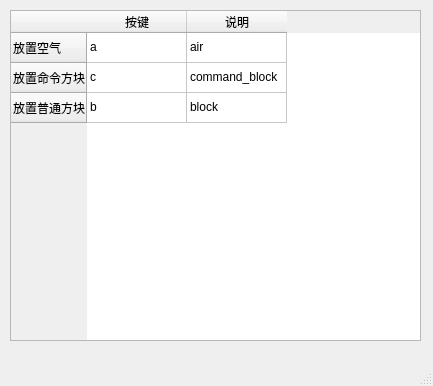
Above: helps_ui.ui from Zao-chen/ZcCommandEditor before the change. Below: the same form after it.
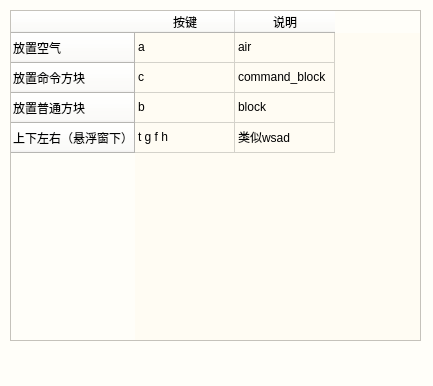
That is the form after the change.

```diff
--- a/helps_ui.ui
+++ b/helps_ui.ui
@@ -13,6 +13,141 @@
   <property name="windowTitle">
    <string>MainWindow</string>
   </property>
+  <property name="styleSheet">
+   <string notr="true">* {
+    background-color: #FFFEF9;
+}
+
+QMenuBar {
+    background-color: #FFFCF3;
+}
+
+QMenu {
+    background-color: #FFFCF3;
+}
+
+QMenu::item {
+    padding: 5px 20px;
+    background-color: transparent;
+}
+
+QMenu::item:selected {
+    background-color: #f8b156;
+}
+
+QMenu::separator {
+    height: 1px;
+    background-color: #f7931e;
+    margin: 5px 0px 5px 0px;
+}
+
+QMenuBar::item {
+    padding: 5px 20px;
+    background-color: transparent;
+}
+
+QMenuBar::item:selected {
+    background-color: #f8b156;
+}
+
+QMenuBar::item:pressed {
+    background-color: #DAA520;
+}
+
+
+QLineEdit {
+    border: 2px solid #f7931e;
+    border-radius: 3px;
+    background-color: #FFFCF3;
+    padding: 2px;
+    font-size: 16px;
+}
+
+
+QTextEdit {
+    border: 2px solid #f7931e;
+    border-radius: 3px;;
+    padding: 5px;
+    font-size: 10px;
+    background-color: #FFFCF3;
+}
+
+QTableView {
+    background-color: #FFFCF3;
+}
+
+QPushButton {
+    background-color: #FFBC33;
+    color: #ffffff;
+    border: none;
+    border-radius: 2px;
+    padding: 2px 2px;
+    font-size: 16px;
+    font-weight: bold;
+}
+
+QPushButton:hover {
+    background-color: #f8b156;
+}
+
+QPushButton:pressed {
+    background-color: 	#DAA520;
+}
+
+
+QComboBox {
+    border: none;
+    border-radius: 20px;
+    background-color: #FFBC33;
+    color: #ffffff;
+    font-size: 16px;
+    font-weight: bold;
+    padding: 8px 20px;
+    padding-right: 4px; /* 右侧留出一定空间 */
+    selection-background-color: #f8b156; /* 选中项背景色 */
+    selection-color: #ffffff; /* 选中项前景色 */
+    outline: none;
+}
+
+QComboBox:hover {
+    background-color: #f8b156;
+}
+
+QComboBox::drop-down {
+    width: 0; /* 去掉下拉箭头 */
+}
+
+QCheckBox {
+    color: #FFBC33;
+    font-size: 16px;
+    font-weight: bold;
+    padding-left: 20px;
+}
+
+QCheckBox::indicator {
+    width: 18px;
+    height: 18px;
+}
+
+QCheckBox::indicator::unchecked {
+    border: 2px solid #FFBC33;
+    background-color: #FFFEF9;
+}
+
+QCheckBox::indicator::unchecked:hover {
+    border: 2px solid #f8b156;
+}
+
+QCheckBox::indicator::checked {
+    border: 2px solid #FFBC33;
+    background-color: #FFBC33;
+}
+
+QCheckBox::indicator::checked:hover {
+    background-color: #f8b156;
+}
+</string>
+  </property>
   <widget class="QWidget" name="centralwidget">
    <widget class="QTableWidget" name="tableWidget">
     <property name="geometry">
@@ -38,6 +173,11 @@
       <string>放置普通方块</string>
      </property>
     </row>
+    <row>
+     <property name="text">
+      <string>上下左右（悬浮窗下）</string>
+     </property>
+    </row>
     <column>
      <property name="text">
       <string>按键</string>
@@ -78,6 +218,16 @@
       <string>block</string>
      </property>
     </item>
+    <item row="3" column="0">
+     <property name="text">
+      <string>t g f h</string>
+     </property>
+    </item>
+    <item row="3" column="1">
+     <property name="text">
+      <string>类似wsad</string>
+     </property>
+    </item>
    </widget>
   </widget>
   <widget class="QMenuBar" name="menubar">
```
Left out of the diff: 2 changed lines with no effect on the pictures.
